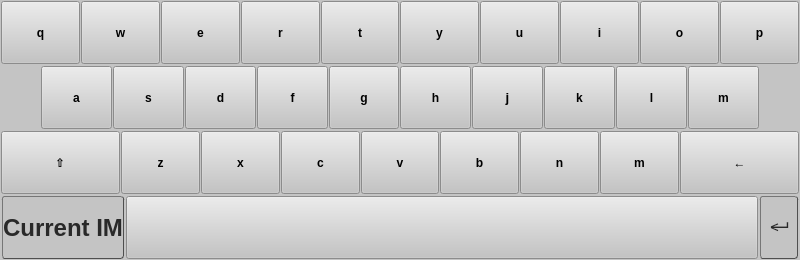
Qt form src/QVirtualKeyboard.ui (drradwan/Qin) before a commit.
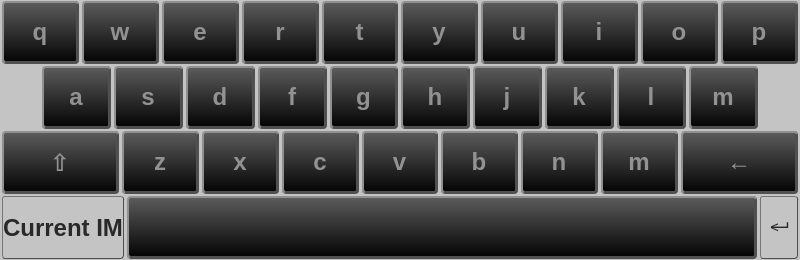
The same form after that commit.

What changed in the file:
```diff
--- a/src/QVirtualKeyboard.ui
+++ b/src/QVirtualKeyboard.ui
@@ -50,7 +50,7 @@
     background-color: qlineargradient(x1: 0, y1: 0, x2: 0, y2: 1,
                                       stop: 0 #2D7D00, stop: 1 #7ED403);
 }
-N
+
 QToolButton {
     font: 24px;
     font-weight: bold;
```
